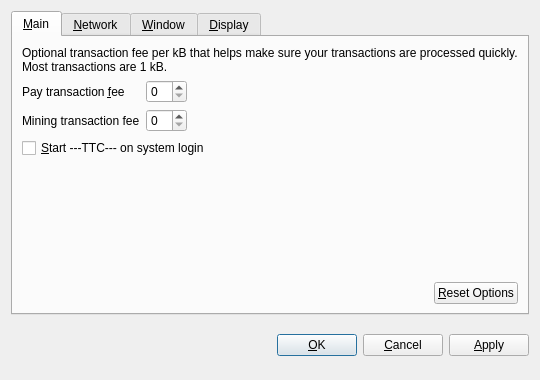
The window that src/qt/forms/optionsdialog.ui (neiros/TDC) describes before a commit, drawn with Qt 5.
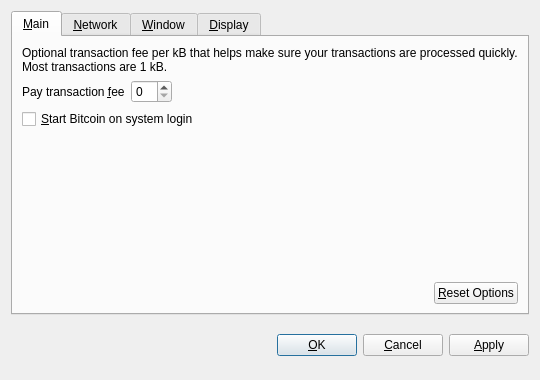
The same window after the commit. Custom widgets are drawn as their Qt base class.

The edit to the form file:
```diff
--- a/src/qt/forms/optionsdialog.ui
+++ b/src/qt/forms/optionsdialog.ui
@@ -46,8 +46,6 @@
        <item>
         <layout class="QHBoxLayout" name="horizontalLayout_1_Main">
          <item>
-          <layout class="QVBoxLayout" name="verticalLayout_2">
-           <item>
             <widget class="QLabel" name="transactionFeeLabel">
              <property name="text">
               <string>Pay transaction &amp;fee</string>
@@ -61,25 +59,9 @@
             </widget>
            </item>
            <item>
-            <widget class="QLabel" name="label">
-             <property name="text">
-              <string>Mining transaction fee</string>
-             </property>
-            </widget>
-           </item>
-          </layout>
-         </item>
-         <item>
-          <layout class="QVBoxLayout" name="verticalLayout_3">
-           <item>
             <widget class="BitcoinAmountField" name="transactionFee"/>
            </item>
            <item>
-            <widget class="BitcoinAmountField" name="MiningTrFee"/>
-           </item>
-          </layout>
-         </item>
-         <item>
           <spacer name="horizontalSpacer_1_Main">
            <property name="orientation">
             <enum>Qt::Horizontal</enum>
@@ -100,7 +82,7 @@
           <string>Automatically start Bitcoin after logging in to the system.</string>
          </property>
          <property name="text">
-          <string>&amp;Start ---TTC--- on system login</string>
+          <string>&amp;Start Bitcoin on system login</string>
          </property>
         </widget>
        </item>
```
Lines whose indentation alone changed are shown as unchanged.
